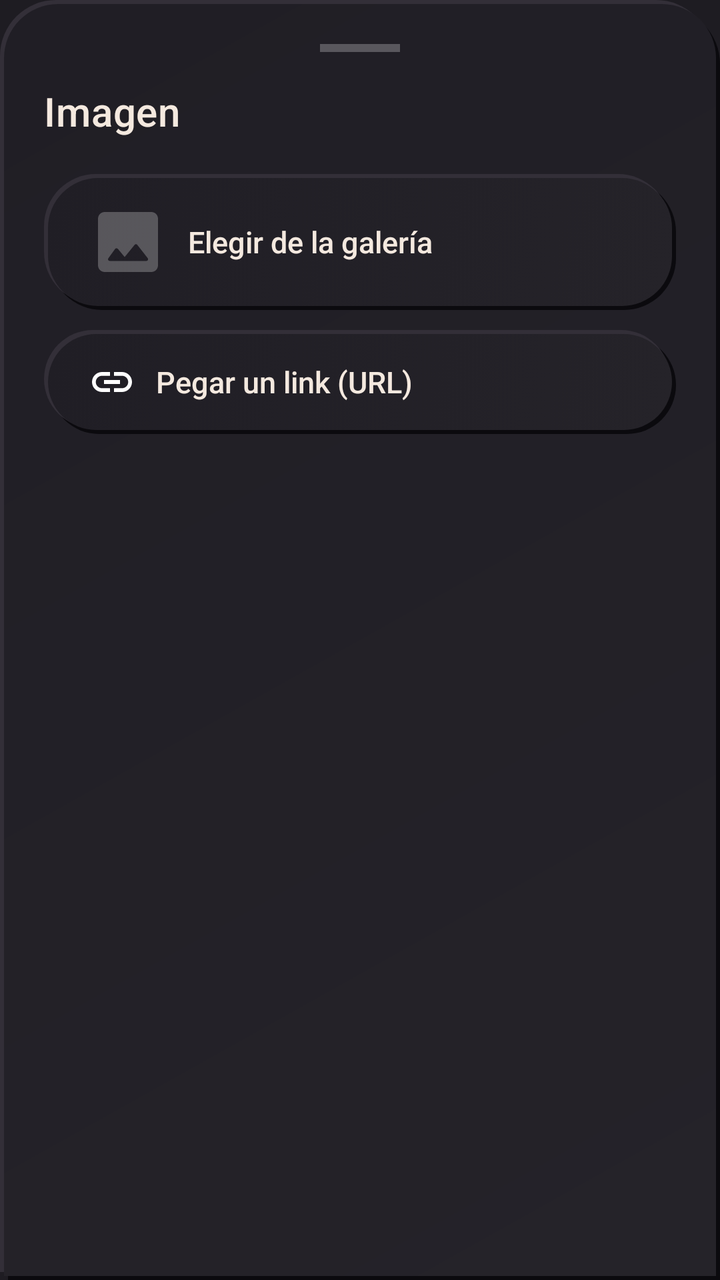
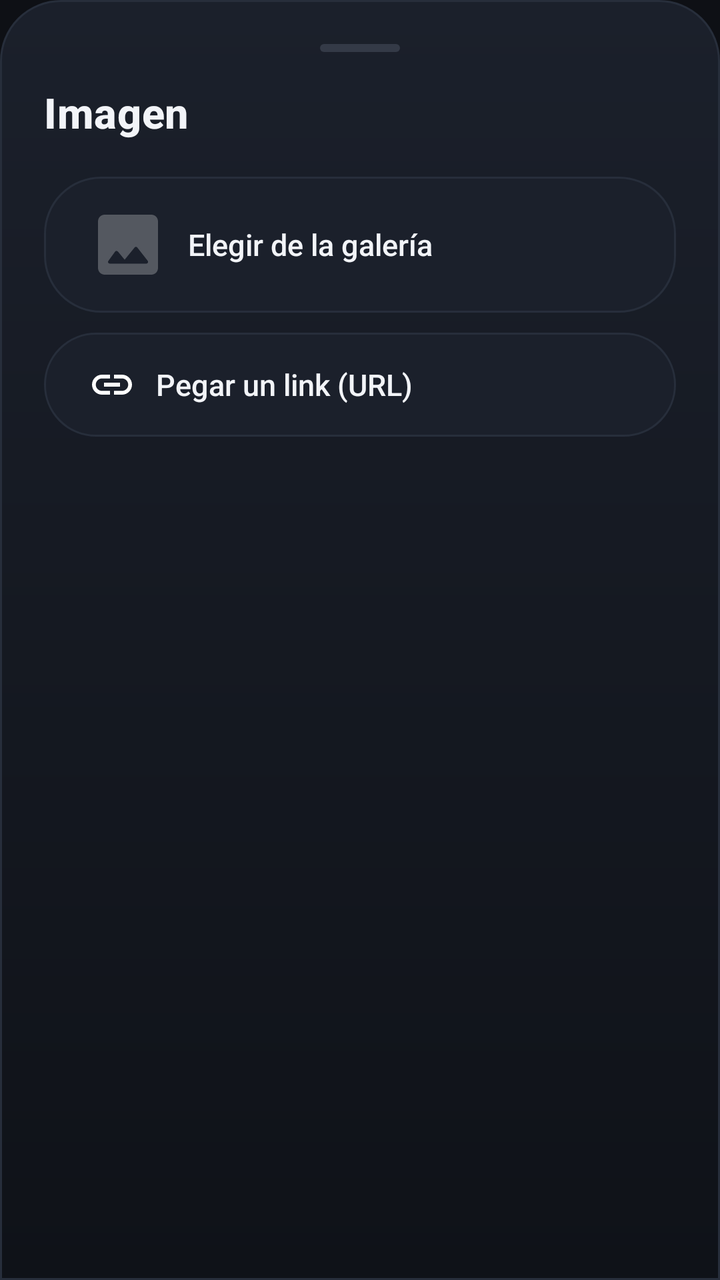

The first picture is an Android layout as it rendered before a commit; the second is the same layout after the commit. The layout source and the unified diff follow.
<!-- AndroidManifest.xml: application theme Theme.DondeMierdaIba -->
<!-- res/layout/dialog_image_source.xml -->
<?xml version="1.0" encoding="utf-8"?>
<LinearLayout xmlns:android="http://schemas.android.com/apk/res/android"
    android:layout_width="match_parent"
    android:layout_height="wrap_content"
    android:background="@drawable/bg_glass_sheet"
    android:orientation="vertical"
    android:padding="22dp">

    <View
        android:layout_width="40dp"
        android:layout_height="4dp"
        android:layout_gravity="center_horizontal"
        android:background="#40FFFFFF" />

    <TextView
        android:layout_width="wrap_content"
        android:layout_height="wrap_content"
        android:layout_marginTop="16dp"
        android:text="@string/field_image"
        android:textAppearance="@style/TextAppearance.DMI.Title" />

    <Button
        android:id="@+id/btnGallery"
        style="@style/Widget.DMI.AppleButton.Ghost"
        android:layout_width="match_parent"
        android:layout_height="wrap_content"
        android:layout_marginTop="18dp"
        android:drawableStart="@drawable/ic_image_placeholder"
        android:drawablePadding="10dp"
        android:gravity="center_vertical|start"
        android:text="@string/pick_from_gallery" />

    <Button
        android:id="@+id/btnWeb"
        style="@style/Widget.DMI.AppleButton.Ghost"
        android:layout_width="match_parent"
        android:layout_height="wrap_content"
        android:layout_marginTop="10dp"
        android:drawableStart="@drawable/ic_search"
        android:drawablePadding="10dp"
        android:gravity="center_vertical|start"
        android:text="@string/search_photo_action"
        android:visibility="gone" />

    <Button
        android:id="@+id/btnManualLink"
        style="@style/Widget.DMI.AppleButton.Ghost"
        android:layout_width="match_parent"
        android:layout_height="wrap_content"
        android:layout_marginTop="10dp"
        android:drawableStart="@drawable/ic_link"
        android:drawablePadding="10dp"
        android:gravity="center_vertical|start"
        android:text="@string/paste_link_manually" />

    <LinearLayout
        android:id="@+id/webUrlRow"
        android:layout_width="match_parent"
        android:layout_height="wrap_content"
        android:layout_marginTop="12dp"
        android:orientation="horizontal"
        android:visibility="gone">

        <EditText
            android:id="@+id/edtWebUrl"
            android:layout_width="0dp"
            android:layout_height="wrap_content"
            android:layout_weight="1"
            android:background="@drawable/bg_glass_input"
            android:hint="@string/web_url_hint"
            android:inputType="textUri"
            android:maxLines="1"
            android:textColor="@color/text_primary"
            android:textColorHint="@color/text_muted" />

        <ImageButton
            android:id="@+id/btnConfirmWebUrl"
            android:layout_width="44dp"
            android:layout_height="44dp"
            android:layout_marginStart="8dp"
            android:background="@drawable/bg_button_apple_normal"
            android:padding="10dp"
            android:src="@drawable/ic_check" />

    </LinearLayout>

</LinearLayout>
<!-- resources referenced by this layout -->
<resources>
  <color name="text_muted">#7D7268</color>
  <color name="text_primary">#F4E9DF</color>
  <!-- drawable bg_button_apple_normal (drawable) -->
  <?xml version="1.0" encoding="utf-8"?>
  <layer-list xmlns:android="http://schemas.android.com/apk/res/android">
      
      <item android:top="4dp" android:left="4dp">
          <shape android:shape="rectangle">
              <corners android:radius="26dp" />
              <solid android:color="@color/neu_glow_umber" />
          </shape>
      </item>
      
      <item android:bottom="4dp" android:right="4dp">
          <shape android:shape="rectangle">
              <corners android:radius="26dp" />
              <solid android:color="@color/neu_glow_orange" />
          </shape>
      </item>
      
      <item android:top="2dp" android:left="2dp" android:right="2dp" android:bottom="2dp">
          <shape android:shape="rectangle">
              <corners android:radius="25dp" />
              <gradient android:type="linear" android:angle="115" android:startColor="@color/accent_orange_light" android:endColor="@color/accent_orange_dark" />
          </shape>
      </item>
  </layer-list>
  <!-- drawable bg_glass_input (drawable) -->
  <?xml version="1.0" encoding="utf-8"?>
  <shape xmlns:android="http://schemas.android.com/apk/res/android">
      <solid android:color="@color/neu_base_pressed" />
      <corners android:radius="16dp" />
      <stroke android:width="1dp" android:color="@color/neu_shadow_dark" />
      <padding android:left="16dp" android:right="16dp" android:top="12dp" android:bottom="12dp" />
  </shape>
  <!-- drawable bg_glass_sheet (drawable) -->
  <?xml version="1.0" encoding="utf-8"?>
  <layer-list xmlns:android="http://schemas.android.com/apk/res/android">
      
      <item android:top="4dp" android:left="4dp">
          <shape android:shape="rectangle">
              <corners android:topLeftRadius="28dp" android:topRightRadius="28dp" android:bottomLeftRadius="0dp" android:bottomRightRadius="0dp" />
              <solid android:color="@color/neu_shadow_dark" />
          </shape>
      </item>
      
      <item android:bottom="4dp" android:right="4dp">
          <shape android:shape="rectangle">
              <corners android:topLeftRadius="28dp" android:topRightRadius="28dp" android:bottomLeftRadius="0dp" android:bottomRightRadius="0dp" />
              <solid android:color="@color/neu_shadow_light" />
          </shape>
      </item>
      
      <item android:top="2dp" android:left="2dp" android:right="2dp" android:bottom="2dp">
          <shape android:shape="rectangle">
              <corners android:topLeftRadius="27dp" android:topRightRadius="27dp" android:bottomLeftRadius="0dp" android:bottomRightRadius="0dp" />
              <gradient android:type="linear" android:angle="135" android:startColor="@color/neu_base_hi" android:endColor="@color/neu_base" />
          </shape>
      </item>
  </layer-list>
  <style name="TextAppearance.DMI.Title" parent="TextAppearance.MaterialComponents.Headline6">
          <item name="android:textColor">@color/text_primary</item>
          <item name="android:fontFamily">sans-serif-medium</item>
      </style>
  <color name="neu_glow_umber">#3A1608</color>
  <color name="neu_glow_orange">#FFC088</color>
  <color name="accent_orange_light">#F3A868</color>
  <color name="accent_orange_dark">#B85D22</color>
  <color name="neu_base_pressed">#191720</color>
  <color name="neu_shadow_dark">#0B0A0E</color>
  <color name="neu_shadow_light">#332F38</color>
  <color name="neu_base_hi">#252329</color>
  <color name="neu_base">#201E25</color>
  <color name="accent_violet">#E8792E</color>
  <color name="bg_top">#1E1C22</color>
  <color name="accent_cyan">#F4B740</color>
  <color name="text_secondary">#B7A99C</color>
  <!-- drawable bg_button_ghost_pressed (drawable) -->
  <?xml version="1.0" encoding="utf-8"?>
  <layer-list xmlns:android="http://schemas.android.com/apk/res/android">
      
      <item android:bottom="3dp" android:right="3dp">
          <shape android:shape="rectangle">
              <corners android:radius="26dp" />
              <solid android:color="@color/neu_shadow_dark" />
          </shape>
      </item>
      <item android:top="3dp" android:left="3dp">
          <shape android:shape="rectangle">
              <corners android:radius="26dp" />
              <solid android:color="@color/neu_shadow_light" />
          </shape>
      </item>
      <item android:top="2dp" android:left="2dp" android:right="2dp" android:bottom="2dp">
          <shape android:shape="rectangle">
              <corners android:radius="25dp" />
              <gradient android:type="linear" android:angle="135" android:startColor="@color/neu_base_pressed" android:endColor="@color/neu_base_pressed" />
          </shape>
      </item>
  </layer-list>
  <!-- drawable bg_button_ghost_normal (drawable) -->
  <?xml version="1.0" encoding="utf-8"?>
  <layer-list xmlns:android="http://schemas.android.com/apk/res/android">
      
      <item android:top="3dp" android:left="3dp">
          <shape android:shape="rectangle">
              <corners android:radius="26dp" />
              <solid android:color="@color/neu_shadow_dark" />
          </shape>
      </item>
      
      <item android:bottom="3dp" android:right="3dp">
          <shape android:shape="rectangle">
              <corners android:radius="26dp" />
              <solid android:color="@color/neu_shadow_light" />
          </shape>
      </item>
      
      <item android:top="2dp" android:left="2dp" android:right="2dp" android:bottom="2dp">
          <shape android:shape="rectangle">
              <corners android:radius="25dp" />
              <gradient android:type="linear" android:angle="135" android:startColor="@color/neu_base_hi" android:endColor="@color/neu_base" />
          </shape>
      </item>
  </layer-list>
  <!-- unchanged entries left out for length: 12 -->
</resources>

<!-- the commit's change to res/layout/dialog_image_source.xml (unified diff, before → after) -->
@@ -10,7 +10,7 @@
         android:layout_width="40dp"
         android:layout_height="4dp"
         android:layout_gravity="center_horizontal"
-        android:background="#40FFFFFF" />
+        android:background="@drawable/bg_handle" />
 
     <TextView
         android:layout_width="wrap_content"
<!-- resource entries referenced after the edit -->
@@ -1,130 +1,62 @@
 <!-- resources referenced by this layout -->
 <resources>
-  <color name="text_muted">#7D7268</color>
-  <color name="text_primary">#F4E9DF</color>
+  <color name="text_muted">#6F788A</color>
+  <color name="text_primary">#F2F4F8</color>
   <!-- drawable bg_button_apple_normal (drawable) -->
   <?xml version="1.0" encoding="utf-8"?>
-  <layer-list xmlns:android="http://schemas.android.com/apk/res/android">
-      
-      <item android:top="4dp" android:left="4dp">
-          <shape android:shape="rectangle">
-              <corners android:radius="26dp" />
-              <solid android:color="@color/neu_glow_umber" />
-          </shape>
-      </item>
-      
-      <item android:bottom="4dp" android:right="4dp">
-          <shape android:shape="rectangle">
-              <corners android:radius="26dp" />
-              <solid android:color="@color/neu_glow_orange" />
-          </shape>
-      </item>
-      
-      <item android:top="2dp" android:left="2dp" android:right="2dp" android:bottom="2dp">
-          <shape android:shape="rectangle">
-              <corners android:radius="25dp" />
-              <gradient android:type="linear" android:angle="115" android:startColor="@color/accent_orange_light" android:endColor="@color/accent_orange_dark" />
-          </shape>
-      </item>
-  </layer-list>
+  <shape xmlns:android="http://schemas.android.com/apk/res/android" android:shape="rectangle">
+      <gradient android:type="linear" android:angle="315" android:startColor="#FF9547" android:endColor="#E0561A" />
+      <corners android:radius="28dp" />
+      <stroke android:width="1dp" android:color="#55FFC896" />
+  </shape>
   <!-- drawable bg_glass_input (drawable) -->
   <?xml version="1.0" encoding="utf-8"?>
-  <shape xmlns:android="http://schemas.android.com/apk/res/android">
+  <shape xmlns:android="http://schemas.android.com/apk/res/android" android:shape="rectangle">
       <solid android:color="@color/neu_base_pressed" />
       <corners android:radius="16dp" />
-      <stroke android:width="1dp" android:color="@color/neu_shadow_dark" />
+      <stroke android:width="1dp" android:color="@color/border_soft" />
       <padding android:left="16dp" android:right="16dp" android:top="12dp" android:bottom="12dp" />
   </shape>
   <!-- drawable bg_glass_sheet (drawable) -->
   <?xml version="1.0" encoding="utf-8"?>
-  <layer-list xmlns:android="http://schemas.android.com/apk/res/android">
-      
-      <item android:top="4dp" android:left="4dp">
-          <shape android:shape="rectangle">
-              <corners android:topLeftRadius="28dp" android:topRightRadius="28dp" android:bottomLeftRadius="0dp" android:bottomRightRadius="0dp" />
-              <solid android:color="@color/neu_shadow_dark" />
-          </shape>
-      </item>
-      
-      <item android:bottom="4dp" android:right="4dp">
-          <shape android:shape="rectangle">
-              <corners android:topLeftRadius="28dp" android:topRightRadius="28dp" android:bottomLeftRadius="0dp" android:bottomRightRadius="0dp" />
-              <solid android:color="@color/neu_shadow_light" />
-          </shape>
-      </item>
-      
-      <item android:top="2dp" android:left="2dp" android:right="2dp" android:bottom="2dp">
-          <shape android:shape="rectangle">
-              <corners android:topLeftRadius="27dp" android:topRightRadius="27dp" android:bottomLeftRadius="0dp" android:bottomRightRadius="0dp" />
-              <gradient android:type="linear" android:angle="135" android:startColor="@color/neu_base_hi" android:endColor="@color/neu_base" />
-          </shape>
-      </item>
-  </layer-list>
+  <shape xmlns:android="http://schemas.android.com/apk/res/android" android:shape="rectangle">
+      <gradient android:type="linear" android:angle="270" android:startColor="#1B202B" android:endColor="#0F1218" />
+      <corners android:topLeftRadius="30dp" android:topRightRadius="30dp" android:bottomLeftRadius="0dp" android:bottomRightRadius="0dp" />
+      <stroke android:width="1dp" android:color="@color/border_soft" />
+  </shape>
+  <!-- drawable bg_handle (drawable) -->
+  <?xml version="1.0" encoding="utf-8"?>
+  <shape xmlns:android="http://schemas.android.com/apk/res/android" android:shape="rectangle">
+      <solid android:color="#4D6F788A" />
+      <corners android:radius="2dp" />
+  </shape>
   <style name="TextAppearance.DMI.Title" parent="TextAppearance.MaterialComponents.Headline6">
           <item name="android:textColor">@color/text_primary</item>
-          <item name="android:fontFamily">sans-serif-medium</item>
+          <item name="android:fontFamily">serif</item>
+          <item name="android:textStyle">bold</item>
+          <item name="android:textSize">21sp</item>
       </style>
-  <color name="neu_glow_umber">#3A1608</color>
-  <color name="neu_glow_orange">#FFC088</color>
-  <color name="accent_orange_light">#F3A868</color>
-  <color name="accent_orange_dark">#B85D22</color>
-  <color name="neu_base_pressed">#191720</color>
-  <color name="neu_shadow_dark">#0B0A0E</color>
-  <color name="neu_shadow_light">#332F38</color>
-  <color name="neu_base_hi">#252329</color>
-  <color name="neu_base">#201E25</color>
-  <color name="accent_violet">#E8792E</color>
-  <color name="bg_top">#1E1C22</color>
-  <color name="accent_cyan">#F4B740</color>
-  <color name="text_secondary">#B7A99C</color>
+  <color name="neu_base_pressed">#0E1117</color>
+  <color name="border_soft">#272E3B</color>
+  <color name="accent_violet">#FF7F32</color>
+  <color name="bg_top">#0E1015</color>
+  <color name="accent_cyan">#FFC247</color>
+  <color name="text_secondary">#A9B1C1</color>
   <!-- drawable bg_button_ghost_pressed (drawable) -->
   <?xml version="1.0" encoding="utf-8"?>
-  <layer-list xmlns:android="http://schemas.android.com/apk/res/android">
-      
-      <item android:bottom="3dp" android:right="3dp">
-          <shape android:shape="rectangle">
-              <corners android:radius="26dp" />
-              <solid android:color="@color/neu_shadow_dark" />
-          </shape>
-      </item>
-      <item android:top="3dp" android:left="3dp">
-          <shape android:shape="rectangle">
-              <corners android:radius="26dp" />
-              <solid android:color="@color/neu_shadow_light" />
-          </shape>
-      </item>
-      <item android:top="2dp" android:left="2dp" android:right="2dp" android:bottom="2dp">
-          <shape android:shape="rectangle">
-              <corners android:radius="25dp" />
-              <gradient android:type="linear" android:angle="135" android:startColor="@color/neu_base_pressed" android:endColor="@color/neu_base_pressed" />
-          </shape>
-      </item>
-  </layer-list>
+  <shape xmlns:android="http://schemas.android.com/apk/res/android" android:shape="rectangle">
+      <solid android:color="@color/neu_base_pressed" />
+      <corners android:radius="28dp" />
+      <stroke android:width="1dp" android:color="@color/border_soft" />
+  </shape>
   <!-- drawable bg_button_ghost_normal (drawable) -->
   <?xml version="1.0" encoding="utf-8"?>
-  <layer-list xmlns:android="http://schemas.android.com/apk/res/android">
-      
-      <item android:top="3dp" android:left="3dp">
-          <shape android:shape="rectangle">
-              <corners android:radius="26dp" />
-              <solid android:color="@color/neu_shadow_dark" />
-          </shape>
-      </item>
-      
-      <item android:bottom="3dp" android:right="3dp">
-          <shape android:shape="rectangle">
-              <corners android:radius="26dp" />
-              <solid android:color="@color/neu_shadow_light" />
-          </shape>
-      </item>
-      
-      <item android:top="2dp" android:left="2dp" android:right="2dp" android:bottom="2dp">
-          <shape android:shape="rectangle">
-              <corners android:radius="25dp" />
-              <gradient android:type="linear" android:angle="135" android:startColor="@color/neu_base_hi" android:endColor="@color/neu_base" />
-          </shape>
-      </item>
-  </layer-list>
+  <shape xmlns:android="http://schemas.android.com/apk/res/android" android:shape="rectangle">
+      <solid android:color="@color/surface_hi" />
+      <corners android:radius="28dp" />
+      <stroke android:width="1dp" android:color="@color/border_soft" />
+  </shape>
+  <color name="surface_hi">#1B202B</color>
   <!-- unchanged entries left out for length: 12 -->
 </resources>
 
